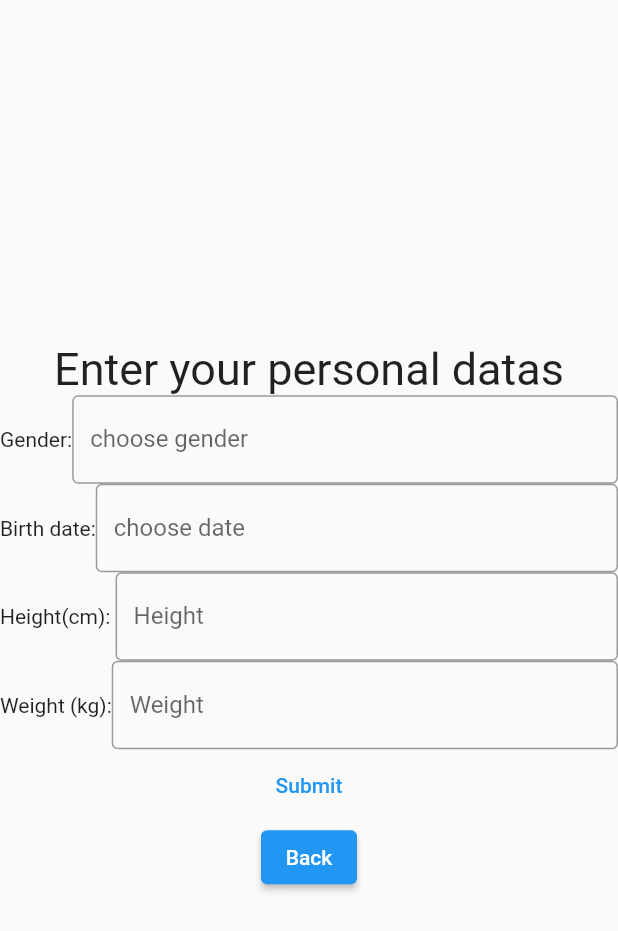
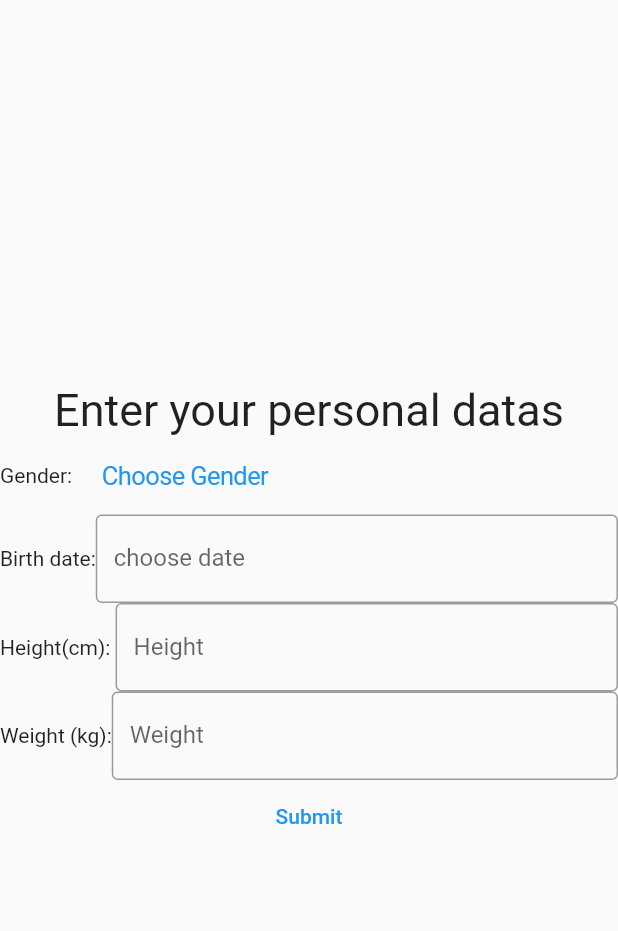
Before and after one commit to zakarias00/Temalabor, a Flutter app: the PersonalDataScreen screen opened by its route, after a tap on "Submit", on a phone screen of 412 x 824 dp. Shown: the top 931 px of the screen. Run offline on Flutter 3.47's test engine with Material 2 defaults, Android fonts, the phone set to English and light mode, and no system bars; our stand-ins replace dio, percent_indicator.

Commit message:
navigation update

```diff
--- a/GetFit Flutter App/lib/pages/personal_data_screen.dart
+++ b/GetFit Flutter App/lib/pages/personal_data_screen.dart
@@ -1,6 +1,14 @@
 import 'package:flutter/cupertino.dart';
 import 'package:flutter/material.dart';
 import 'package:flutter/services.dart';
+import 'package:get_fit/pages/register_screen.dart';
+
+
+TextEditingController gendercontroller = TextEditingController();
+TextEditingController datecontroller = TextEditingController();
+TextEditingController heightcontroller = TextEditingController();
+TextEditingController weightcontroller = TextEditingController();
+
 
 class PersonalDataScreen extends StatelessWidget{
   const PersonalDataScreen({Key? key}) : super(key: key);
@@ -14,27 +22,49 @@ class PersonalDataScreen extends StatelessWidget{
           children: <Widget> [
             Text('Enter your personal datas',textAlign: TextAlign.center, style: TextStyle( fontSize:  30),),
             Row(
-                children: const <Widget>[
+                children:  <Widget>[
                   Text('Gender:',
                     textAlign: TextAlign.left,
                   ),
                   Flexible(
-                    child: TextField(
-                      decoration: InputDecoration(
-                        border: OutlineInputBorder(),
-                        labelText: 'choose gender',
-                      ),
+                    child: CupertinoButton(
+                      onPressed: () {
+                              showCupertinoModalPopup<void>(
+                              context: context,
+                              builder: (BuildContext context) => CupertinoActionSheet(
+                                        title: const Text('Gender'),
+                                        actions: <CupertinoActionSheetAction>[
+                                        CupertinoActionSheetAction(
+                                              child: const Text('Woman'),
+                                              onPressed: () {
+                                              Navigator.pop(context);
+                                              user.gender = "Woman";
+                                              },
+                                              ),
+                                        CupertinoActionSheetAction(
+                                              child: const Text('Man'),
+                                              onPressed: () {
+                                              Navigator.pop(context);
+                                              user.gender = "Man";
+                                    },
+                                    )
+                                    ],
+                                    ),
+                          );
+                            },
+                      child: const Text('Choose Gender'),
                     ),
-                  )
+                  ),
                 ]
-            ),
+                    ),
             Row(
-                children: const <Widget>[
+                children:  <Widget>[
                   Text('Birth date:',
                     textAlign: TextAlign.left,
                   ),
                   Flexible(
                     child: TextField(
+                      controller: datecontroller,
                       decoration: InputDecoration(
                         border: OutlineInputBorder(),
                         labelText: 'choose date',
@@ -44,12 +74,13 @@ class PersonalDataScreen extends StatelessWidget{
                 ]
             ),
             Row(
-                children: const <Widget>[
+                children: <Widget>[
                   Text('Height(cm): ',
                     textAlign: TextAlign.left,
                   ),
                   Flexible(
                     child: TextField(
+                      controller: heightcontroller,
                       decoration: InputDecoration(
                         border: OutlineInputBorder(),
                         labelText: 'Height',
@@ -60,12 +91,13 @@ class PersonalDataScreen extends StatelessWidget{
                 ]
             ),
             Row(
-                children: const <Widget>[
+                children: <Widget>[
                   Text('Weight (kg):',
                     textAlign: TextAlign.left,
                   ),
                   Flexible(
                     child: TextField(
+                      controller: weightcontroller,
                       decoration: InputDecoration(
                         border: OutlineInputBorder(),
                         labelText: 'Weight',
@@ -77,15 +109,23 @@ class PersonalDataScreen extends StatelessWidget{
             ),
             TextButton(
               onPressed: (){
+                user.gender = gendercontroller.text;
+                user.date = datecontroller.text;
+                user.height = double.parse(heightcontroller.text);
+                user.weight = double.parse(weightcontroller.text);
+                Navigator.pushNamed(
+                  context,
+                  "/homepage",
+                );
               },
               child: const Text("Submit"),
             ),
-            ElevatedButton(
+           /* ElevatedButton(
               child: const Text("Back"),
               onPressed: () {
                 Navigator.pop(context);
               },
-            ),
+            ),*/
           ],
         )
       ),
```
Also changed, not shown: GetFit Flutter App/lib/Widgets/date_chooser.dart (deleted, +0 -52 lines), GetFit Flutter App/lib/datas/person.dart (added, +20 -0 lines), GetFit Flutter App/lib/main.dart (+6 -6 lines), GetFit Flutter App/lib/pages/homedata_screen.dart (+6 -5 lines), GetFit Flutter App/lib/pages/login_screen.dart (+18 -11 lines), GetFit Flutter App/lib/pages/register_screen.dart (+27 -7 lines), 10 other files.
